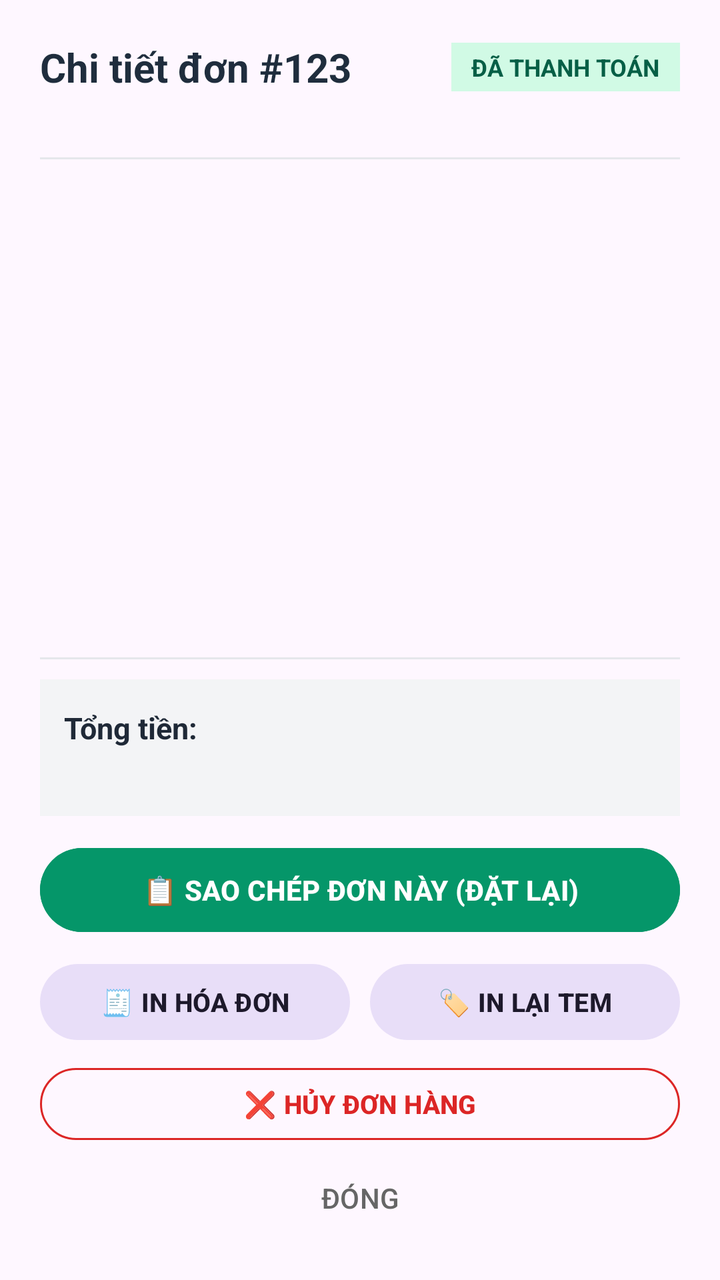
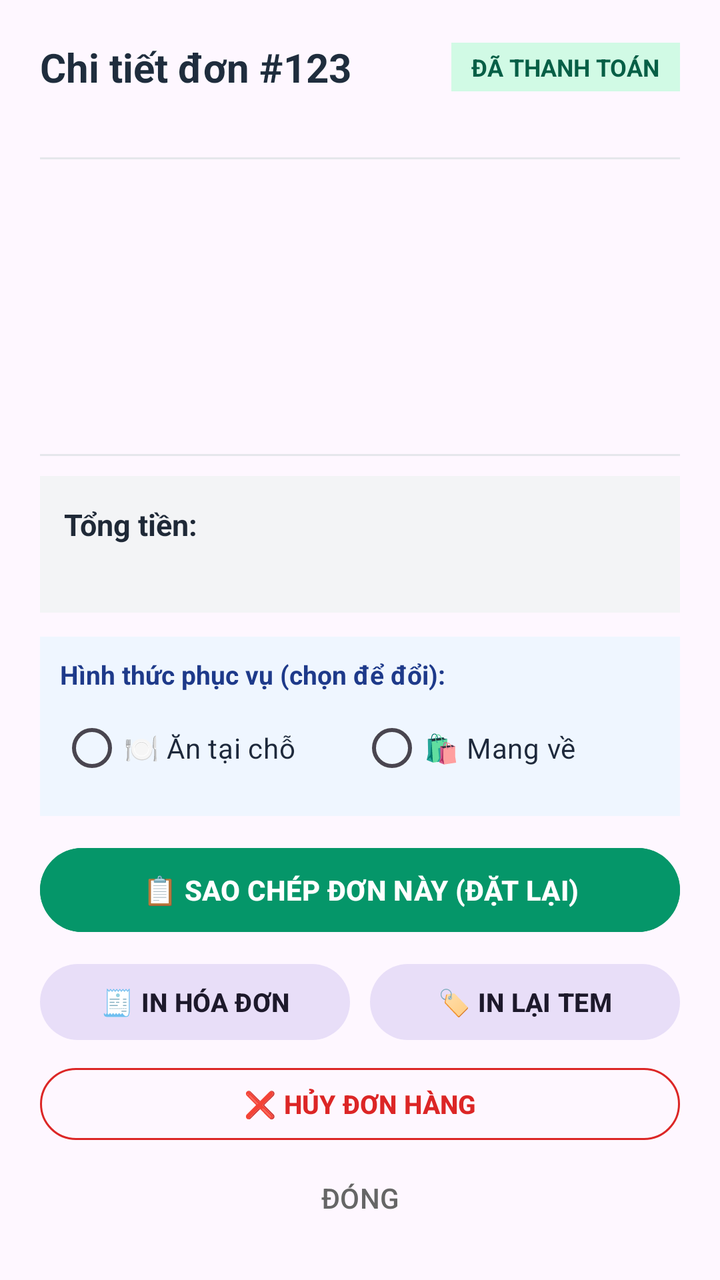

Compare the two renders of this Android layout. The source of the first and the diff that turns it into the second are given below.
<!-- AndroidManifest.xml: application theme Theme.Material3.DayNight.NoActionBar -->
<!-- res/layout/dialog_order_detail.xml -->
<?xml version="1.0" encoding="utf-8"?>
<LinearLayout xmlns:android="http://schemas.android.com/apk/res/android"
    xmlns:app="http://schemas.android.com/apk/res-auto"
    android:layout_width="match_parent"
    android:layout_height="wrap_content"
    android:orientation="vertical"
    android:padding="20dp">

    
    <LinearLayout
        android:layout_width="match_parent"
        android:layout_height="wrap_content"
        android:gravity="center_vertical"
        android:orientation="horizontal">

        <TextView
            android:id="@+id/tvOrderTitle"
            android:layout_width="0dp"
            android:layout_height="wrap_content"
            android:layout_weight="1"
            android:text="Chi tiết đơn #123"
            android:textColor="#1F2D3D"
            android:textSize="20sp"
            android:textStyle="bold" />

        <TextView
            android:id="@+id/tvOrderStatusBadge"
            android:layout_width="wrap_content"
            android:layout_height="wrap_content"
            android:background="#D1FAE5"
            android:paddingHorizontal="10dp"
            android:paddingVertical="4dp"
            android:text="ĐÃ THANH TOÁN"
            android:textColor="#065F46"
            android:textSize="12sp"
            android:textStyle="bold" />
    </LinearLayout>

    <TextView
        android:id="@+id/tvOrderSubtitle"
        android:layout_width="match_parent"
        android:layout_height="wrap_content"
        android:layout_marginTop="4dp"
        android:textColor="#666666"
        android:textSize="13sp" />

    <View
        android:layout_width="match_parent"
        android:layout_height="1dp"
        android:layout_marginVertical="10dp"
        android:background="#E5E7EB" />

    
    <androidx.core.widget.NestedScrollView
        android:layout_width="match_parent"
        android:layout_height="0dp"
        android:layout_weight="1"
        android:maxHeight="260dp">

        <TextView
            android:id="@+id/tvOrderItems"
            android:layout_width="match_parent"
            android:layout_height="wrap_content"
            android:lineSpacingExtra="4dp"
            android:textColor="#1F2937"
            android:textSize="14sp" />
    </androidx.core.widget.NestedScrollView>

    <View
        android:layout_width="match_parent"
        android:layout_height="1dp"
        android:layout_marginVertical="10dp"
        android:background="#E5E7EB" />

    
    <LinearLayout
        android:layout_width="match_parent"
        android:layout_height="wrap_content"
        android:layout_marginBottom="12dp"
        android:background="#F3F4F6"
        android:orientation="vertical"
        android:padding="12dp">

        <LinearLayout
            android:layout_width="match_parent"
            android:layout_height="wrap_content"
            android:orientation="horizontal">

            <TextView
                android:layout_width="0dp"
                android:layout_height="wrap_content"
                android:layout_weight="1"
                android:text="Tổng tiền:"
                android:textColor="#1F2937"
                android:textSize="15sp"
                android:textStyle="bold" />

            <TextView
                android:id="@+id/tvOrderTotal"
                android:layout_width="wrap_content"
                android:layout_height="wrap_content"
                android:textColor="#B91C1C"
                android:textSize="17sp"
                android:textStyle="bold" />
        </LinearLayout>

        <TextView
            android:id="@+id/tvPaymentDetails"
            android:layout_width="match_parent"
            android:layout_height="wrap_content"
            android:layout_marginTop="4dp"
            android:textColor="#4B5563"
            android:textSize="13sp" />
    </LinearLayout>

    
    
    <com.google.android.material.button.MaterialButton
        android:id="@+id/btnCopyOrder"
        style="@style/Widget.Material3.Button"
        android:layout_width="match_parent"
        android:layout_height="50dp"
        android:backgroundTint="#059669"
        android:text="📋 SAO CHÉP ĐƠN NÀY (ĐẶT LẠI)"
        android:textColor="#FFFFFF"
        android:textSize="14sp"
        android:textStyle="bold" />

    
    <LinearLayout
        android:layout_width="match_parent"
        android:layout_height="wrap_content"
        android:layout_marginTop="8dp"
        android:orientation="horizontal">

        <com.google.android.material.button.MaterialButton
            android:id="@+id/btnReprintOrder"
            style="@style/Widget.Material3.Button.TonalButton"
            android:layout_width="0dp"
            android:layout_height="46dp"
            android:layout_weight="1"
            android:layout_marginEnd="5dp"
            android:text="🧾 IN HÓA ĐƠN"
            android:textSize="13sp"
            android:textStyle="bold" />

        <com.google.android.material.button.MaterialButton
            android:id="@+id/btnReprintLabel"
            style="@style/Widget.Material3.Button.TonalButton"
            android:layout_width="0dp"
            android:layout_height="46dp"
            android:layout_weight="1"
            android:layout_marginStart="5dp"
            android:text="🏷 IN LẠI TEM"
            android:textSize="13sp"
            android:textStyle="bold" />
    </LinearLayout>

    
    <com.google.android.material.button.MaterialButton
        android:id="@+id/btnCancelOrder"
        style="@style/Widget.Material3.Button.OutlinedButton"
        android:layout_width="match_parent"
        android:layout_height="44dp"
        android:layout_marginTop="6dp"
        android:text="❌ HỦY ĐƠN HÀNG"
        android:textColor="#DC2626"
        app:strokeColor="#DC2626"
        android:textSize="13sp"
        android:textStyle="bold" />

    
    <com.google.android.material.button.MaterialButton
        android:id="@+id/btnCloseDialog"
        style="@style/Widget.Material3.Button.TextButton"
        android:layout_width="match_parent"
        android:layout_height="42dp"
        android:layout_marginTop="4dp"
        android:text="ĐÓNG"
        android:textColor="#666666"
        android:textSize="14sp" />

</LinearLayout>
<!-- resources referenced by this layout -->
<resources>

</resources>

<!-- the commit's change to res/layout/dialog_order_detail.xml (unified diff, before → after) -->
@@ -111,6 +111,50 @@
             android:layout_marginTop="4dp"
             android:textColor="#4B5563"
             android:textSize="13sp" />
+    </LinearLayout>
+
+    
+    <LinearLayout
+        android:layout_width="match_parent"
+        android:layout_height="wrap_content"
+        android:layout_marginBottom="12dp"
+        android:background="#EFF6FF"
+        android:orientation="vertical"
+        android:padding="10dp">
+
+        <TextView
+            android:layout_width="wrap_content"
+            android:layout_height="wrap_content"
+            android:text="Hình thức phục vụ (chọn để đổi):"
+            android:textColor="#1E3A8A"
+            android:textSize="13sp"
+            android:textStyle="bold" />
+
+        <RadioGroup
+            android:id="@+id/rgOrderType"
+            android:layout_width="match_parent"
+            android:layout_height="wrap_content"
+            android:layout_marginTop="4dp"
+            android:orientation="horizontal">
+
+            <RadioButton
+                android:id="@+id/rbDineIn"
+                android:layout_width="0dp"
+                android:layout_height="wrap_content"
+                android:layout_weight="1"
+                android:text="🍽 Ăn tại chỗ"
+                android:textColor="#1E293B"
+                android:textSize="14sp" />
+
+            <RadioButton
+                android:id="@+id/rbTakeAway"
+                android:layout_width="0dp"
+                android:layout_height="wrap_content"
+                android:layout_weight="1"
+                android:text="🛍 Mang về"
+                android:textColor="#1E293B"
+                android:textSize="14sp" />
+        </RadioGroup>
     </LinearLayout>
 
     
